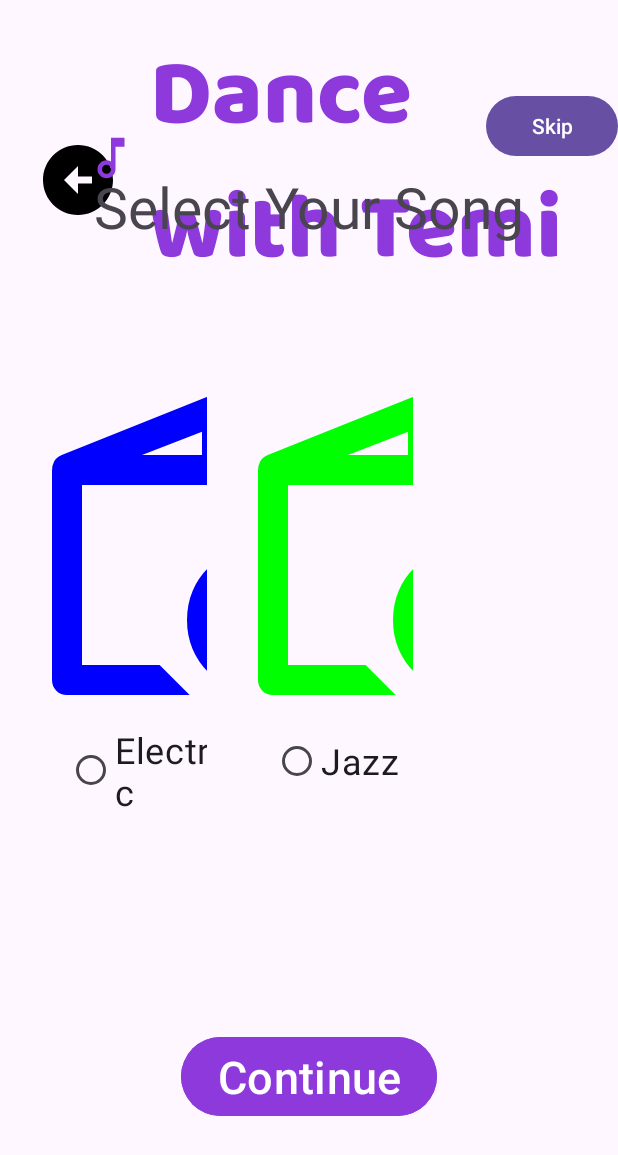
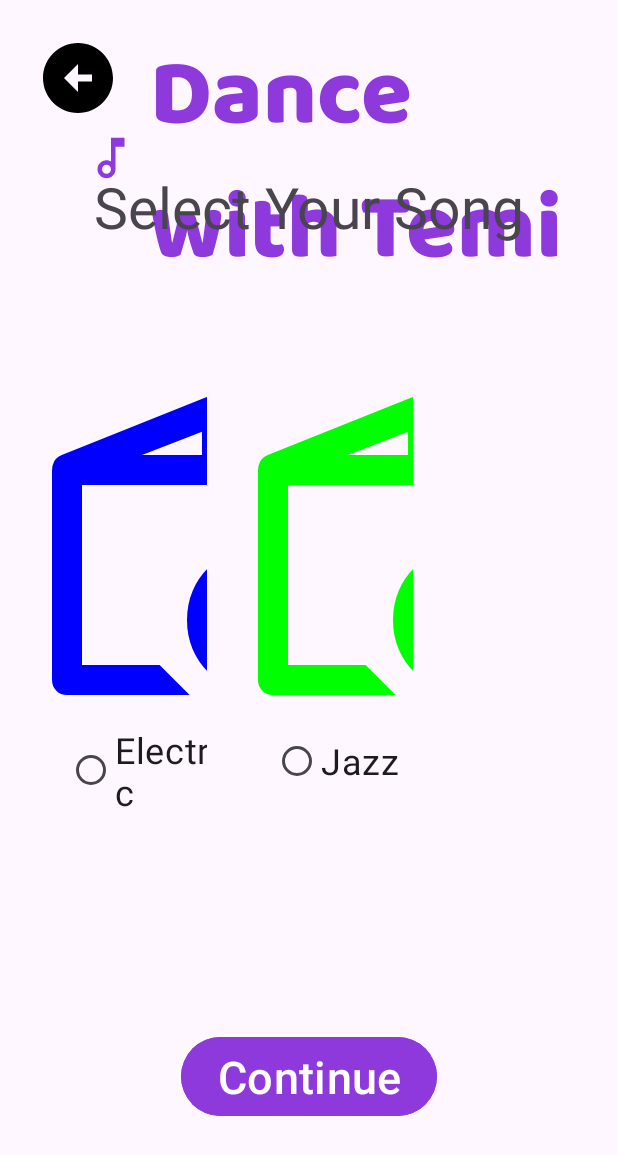
Before and after one commit to niamhcahill10/TemiDance, an Android app: the SongSelectionFragment screen opened through its navigation route, on a phone screen of 412 x 824 dp. Shown: the top 1155 px of the screen. Run offline under Robolectric (Android 15) with nearby library versions, the phone set to English and light mode, and no system bars; libraries missing offline, so code that uses them is left out: com.robotemi.sdk; 2 statements that could not run were skipped.

Commit message:
Removed testing skip button and moved back button to top left corner now built in top bar is hidden when app running

```diff
--- a/app/src/main/java/com/example/temiv1/ui/fragments/dance_session/SongSelectionFragment.kt
+++ b/app/src/main/java/com/example/temiv1/ui/fragments/dance_session/SongSelectionFragment.kt
@@ -70,7 +70,6 @@ class SongSelectionFragment : BaseFragment() {
         adapter = SongAdapter(filteredSongs)
         recyclerView.adapter = adapter
 
-        val skipButton: Button = view.findViewById(R.id.skipButton)
         val continueButton: Button = view.findViewById(R.id.songContinueButton)
 
         continueButton.setOnClickListener {
@@ -147,9 +146,5 @@ class SongSelectionFragment : BaseFragment() {
                 findNavController().navigate(R.id.action_songSelectionFragment_to_adjustDistanceFragment)
             }
             }
-
-        skipButton.setOnClickListener {
-            findNavController().navigate(R.id.action_songSelectionFragment_to_readjustDistanceFragment)
-        }
         }
 }
--- a/app/src/main/res/layout/fragment_song_selection.xml
+++ b/app/src/main/res/layout/fragment_song_selection.xml
@@ -49,12 +49,4 @@
         app:layout_constraintStart_toStartOf="parent"
         app:layout_constraintTop_toBottomOf="@+id/recycler_songs" />
 
-    <Button
-        android:id="@+id/skipButton"
-        android:layout_width="wrap_content"
-        android:layout_height="wrap_content"
-        android:text="@string/skip"
-        android:layout_marginTop="60dp"
-        app:layout_constraintEnd_toEndOf="parent"
-        app:layout_constraintTop_toTopOf="parent" />
 </androidx.constraintlayout.widget.ConstraintLayout>
--- a/app/src/main/res/layout/top_bar.xml
+++ b/app/src/main/res/layout/top_bar.xml
@@ -10,7 +10,6 @@
         android:id="@+id/backButton"
         android:layout_width="72dp"
         android:layout_height="72dp"
-        android:layout_marginTop="24dp"
         android:background="?attr/selectableItemBackgroundBorderless"
         android:contentDescription="@string/back"
         android:padding="8dp"
@@ -18,7 +17,8 @@
         android:src="@drawable/baseline_arrow_circle_left_24"
         app:layout_constraintBottom_toBottomOf="parent"
         app:layout_constraintStart_toStartOf="parent"
-        app:layout_constraintTop_toTopOf="parent" />
+        app:layout_constraintTop_toTopOf="parent"
+        app:layout_constraintVertical_bias="0.0" />
 
     <TextView
         android:id="@+id/logo"
```
